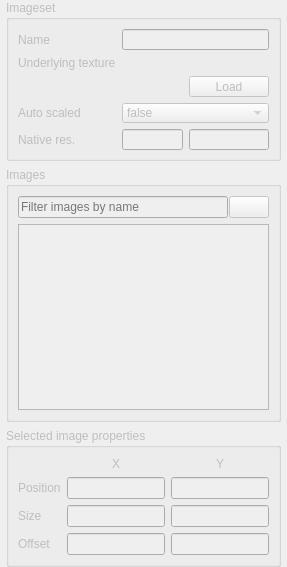
Before: the Qt Designer form ceed/ui/editors/imageset/DockWidget.ui in timbaker/ceed, drawn with Qt 5.
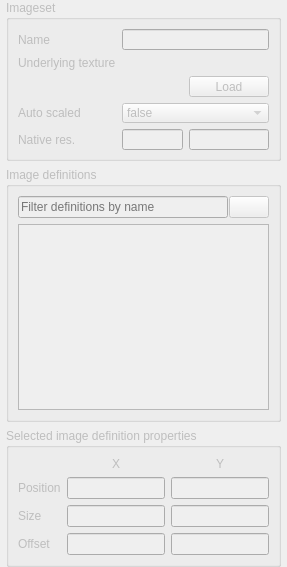
After: the same form once the commit is applied. Icons and pictures are not drawn. Custom widgets are drawn as their Qt base class.

Commit message: Call images inside imageset 'image definitions' to avoid confusion

The edit to the form file:
```diff
--- a/ceed/ui/editors/imageset/DockWidget.ui
+++ b/ceed/ui/editors/imageset/DockWidget.ui
@@ -169,7 +169,7 @@
        </size>
       </property>
       <property name="title">
-       <string>Images</string>
+       <string>Image definitions</string>
       </property>
       <layout class="QVBoxLayout" name="verticalLayout_2">
        <item>
@@ -184,7 +184,7 @@
           <item>
            <widget class="QLineEdit" name="filterBox">
             <property name="placeholderText">
-             <string>Filter images by name</string>
+             <string>Filter definitions by name</string>
             </property>
            </widget>
           </item>
@@ -251,7 +251,7 @@
     <item>
      <widget class="QGroupBox" name="propertiesGroupBox">
       <property name="title">
-       <string>Selected image properties</string>
+       <string>Selected image definition properties</string>
       </property>
       <layout class="QGridLayout" name="gridLayout">
        <item row="1" column="2">
```
The commit also changes 5 other files.
